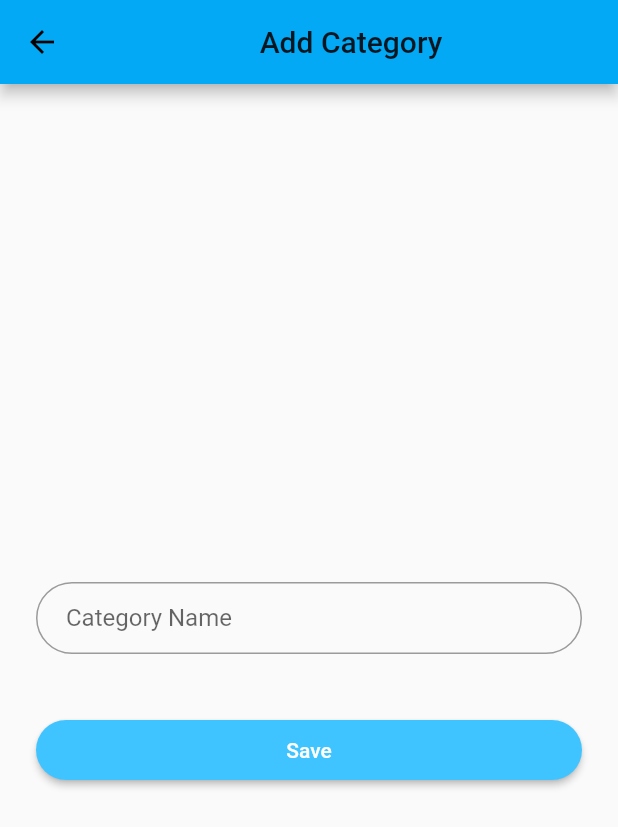
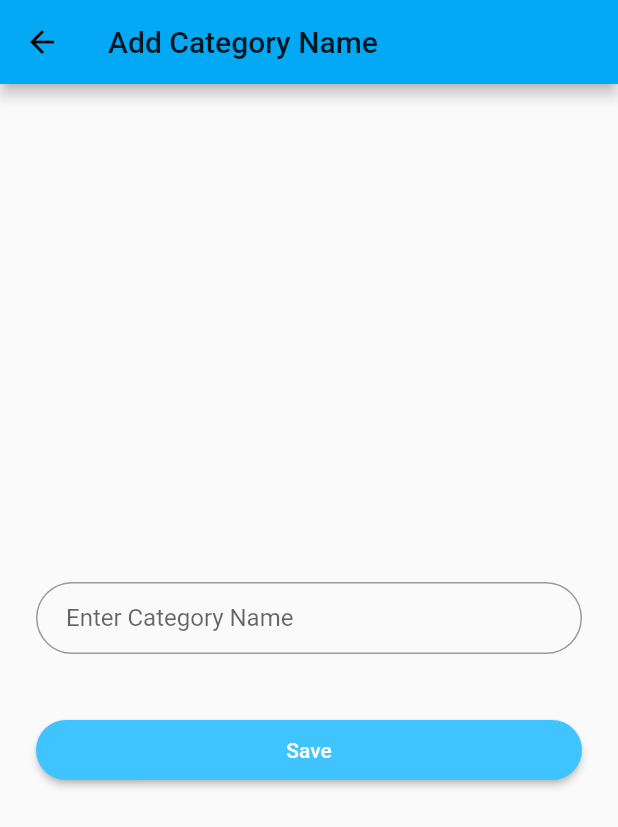
Before and after one commit to skgill-eng/Item-inventory-sua, a Flutter app: the AddCategory screen opened directly, on a phone screen of 412 x 824 dp. Shown: the top 827 px of the screen. Run offline on Flutter 3.47's test engine with Material 2 defaults, Android fonts, the phone set to English and light mode, and no system bars.

Commit message:
text field update

```diff
--- a/sua_item_inventory/lib/add_category.dart
+++ b/sua_item_inventory/lib/add_category.dart
@@ -20,7 +20,7 @@ class AddCategoryState extends State<AddCategory> {
       autofocus: false,
       //initialValue: 'udaisingh@gmail.com',
       decoration: InputDecoration(
-        hintText: 'Category Name',
+        hintText: 'Enter Category Name',
         contentPadding: EdgeInsets.fromLTRB(20.0, 10.0, 20.0, 10.0),
         border: OutlineInputBorder(borderRadius: BorderRadius.circular(32.0)),
       ),
@@ -43,7 +43,7 @@ class AddCategoryState extends State<AddCategory> {
 
     return Scaffold(
       appBar: AppBar(
-        title: Center(child: Text('Add Category')),
+        title: Text('Add Category Name'),
 
       ),
       body: Center(
```
